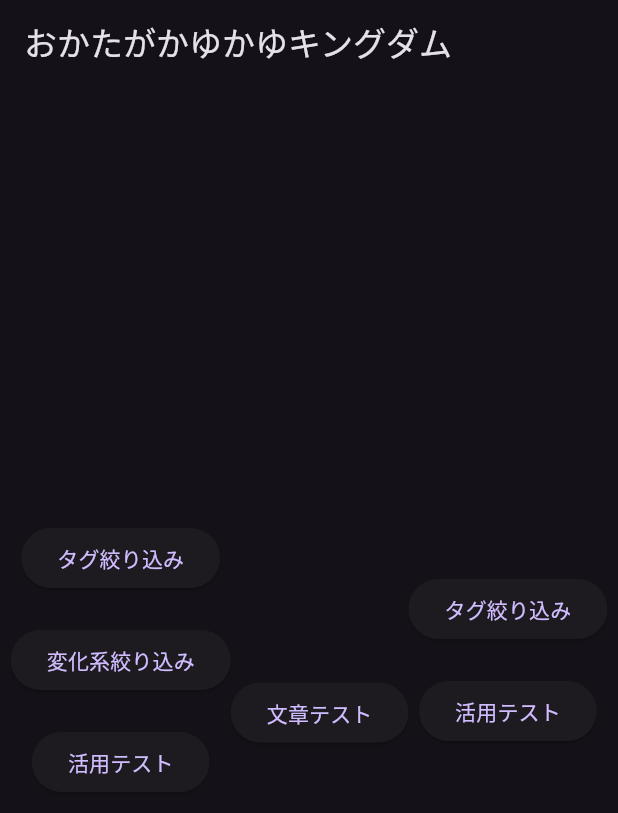
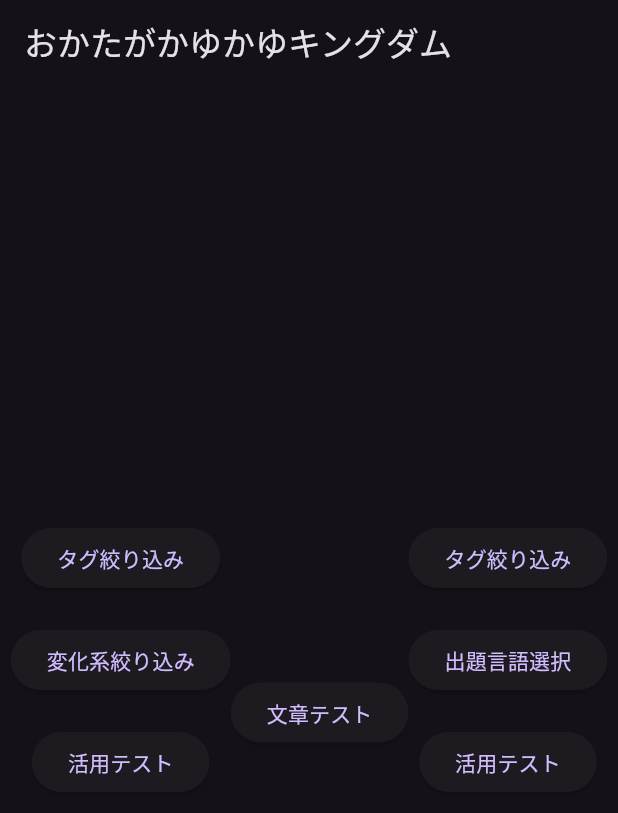
Before and after one commit to we-can-panic/latin, a Flutter app: the screen it shows after launch, on a phone screen of 412 x 824 dp. Shown: the top 813 px of the screen. Run offline on Flutter 3.47's test engine with Material 3 defaults, Android fonts, the light colour scheme and no system bars.

Commit message:
fix: 出題言語選択

```diff
--- a/lib/pages/wordQuestionPage.dart
+++ b/lib/pages/wordQuestionPage.dart
@@ -12,8 +12,16 @@ Column wordStartDivision(BuildContext context) {
           currentTagData =
               await selectItems(context, tmpTagData, currentTagData, "タグ絞り込み");
         },
-        child: Text("タグ絞り込み")),
-    SizedBox(height: 20),
+        child: const Text("タグ絞り込み")),
+    const SizedBox(height: 20),
+    ElevatedButton(
+        onPressed: () async {
+          String res = await selectItem(
+              context, ["英語", "ラテン語"], questionByLa ? "ラテン語" : "英語", "出題言語選択");
+          questionByLa = res == "ラテン語";
+        },
+        child: const Text("出題言語選択")),
+    const SizedBox(height: 20),
     ElevatedButton(
       onPressed: () {
         bool result = resetCurrentWordData();
```
Also changed, not shown: lib/utils/flutterutils.dart (+50 -0 lines).
